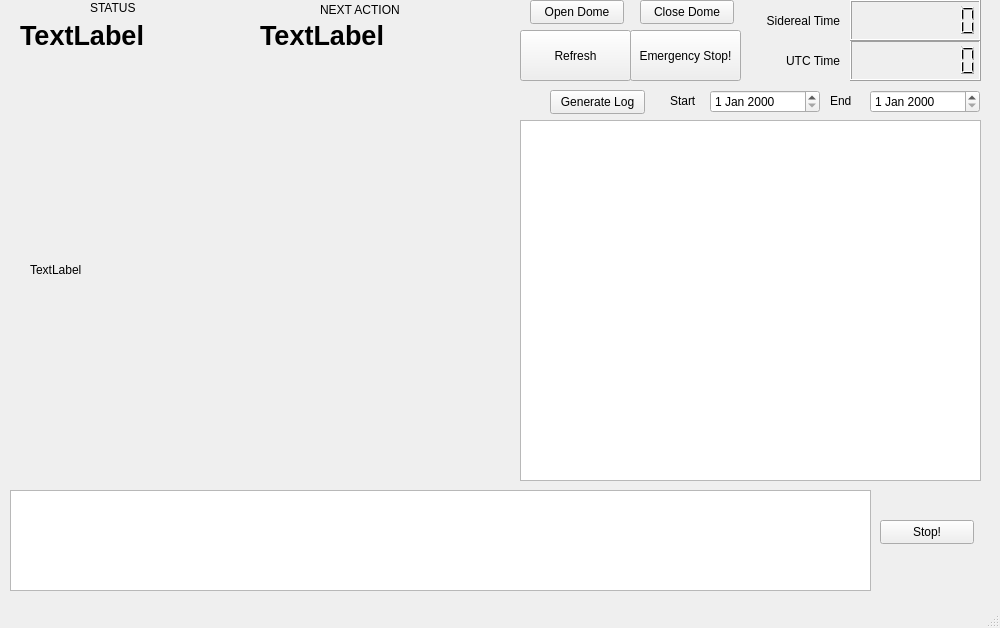
avillalobos/quimal, file src/dome/src/view/graphical/tcs_gui.ui: the form before one commit.
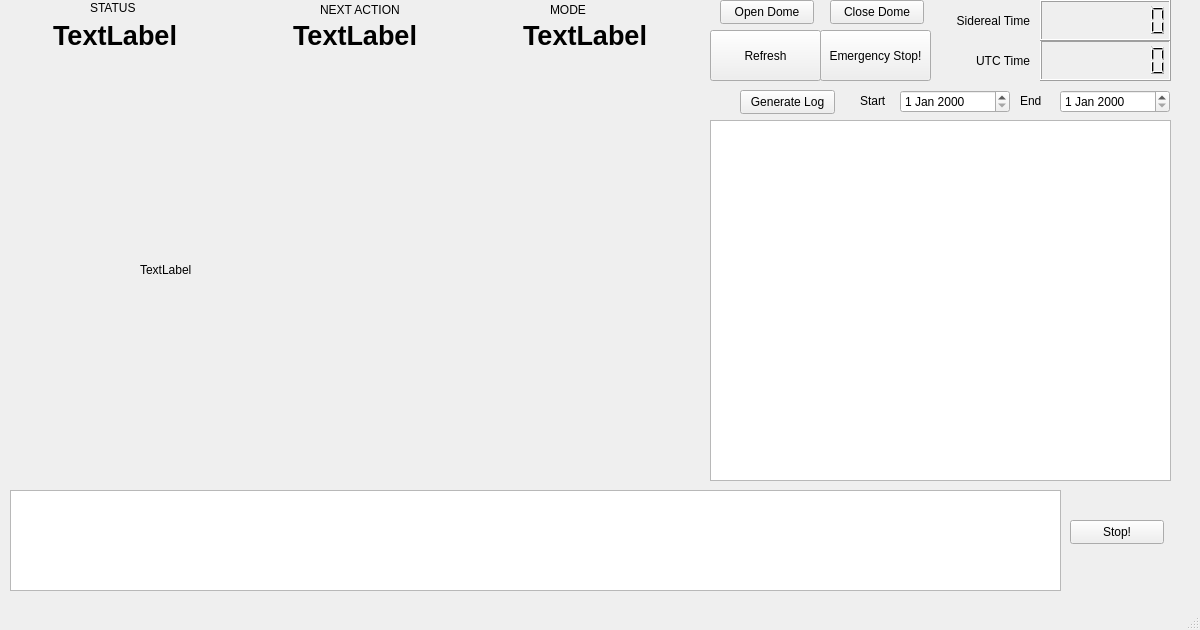
The form after the commit.

Commit message: It were added the new changes for the local remote mode. It were modified also the UI to provide the functionality and all the controller to allow the verification of the mode, if the mode is LOCAL will not be possible execute any task. The PIN for the LocalRemote is the GPIO4 (Board 7) and the Blink for get the status remains as the ping number GPIO18 (Board #12)

Patch:
```diff
--- a/src/dome/src/view/graphical/tcs_gui.ui
+++ b/src/dome/src/view/graphical/tcs_gui.ui
@@ -6,8 +6,8 @@
    <rect>
     <x>0</x>
     <y>0</y>
-    <width>1000</width>
-    <height>628</height>
+    <width>1200</width>
+    <height>630</height>
    </rect>
   </property>
   <property name="windowTitle">
@@ -17,7 +17,7 @@
    <widget class="QPushButton" name="Start_Stop">
     <property name="geometry">
      <rect>
-      <x>880</x>
+      <x>1070</x>
       <y>520</y>
       <width>94</width>
       <height>24</height>
@@ -32,7 +32,7 @@
      <rect>
       <x>10</x>
       <y>490</y>
-      <width>861</width>
+      <width>1051</width>
       <height>101</height>
      </rect>
     </property>
@@ -55,7 +55,7 @@
    <widget class="QPushButton" name="open_dome_btn">
     <property name="geometry">
      <rect>
-      <x>530</x>
+      <x>720</x>
       <y>0</y>
       <width>94</width>
       <height>24</height>
@@ -68,7 +68,7 @@
    <widget class="QPushButton" name="close_dome_btn">
     <property name="geometry">
      <rect>
-      <x>640</x>
+      <x>830</x>
       <y>0</y>
       <width>94</width>
       <height>24</height>
@@ -81,7 +81,7 @@
    <widget class="QPushButton" name="emergency_stop_btn">
     <property name="geometry">
      <rect>
-      <x>630</x>
+      <x>820</x>
       <y>30</y>
       <width>111</width>
       <height>51</height>
@@ -99,7 +99,7 @@
    <widget class="QTableView" name="sensor_display">
     <property name="geometry">
      <rect>
-      <x>520</x>
+      <x>710</x>
       <y>120</y>
       <width>461</width>
       <height>361</height>
@@ -115,7 +115,7 @@
    <widget class="QLabel" name="camera_view">
     <property name="geometry">
      <rect>
-      <x>30</x>
+      <x>140</x>
       <y>70</y>
       <width>400</width>
       <height>400</height>
@@ -128,7 +128,7 @@
    <widget class="QLCDNumber" name="lcd_local_time">
     <property name="geometry">
      <rect>
-      <x>850</x>
+      <x>1040</x>
       <y>40</y>
       <width>131</width>
       <height>41</height>
@@ -147,7 +147,7 @@
    <widget class="QDateEdit" name="dateEdit">
     <property name="geometry">
      <rect>
-      <x>710</x>
+      <x>900</x>
       <y>90</y>
       <width>110</width>
       <height>23</height>
@@ -157,7 +157,7 @@
    <widget class="QDateEdit" name="dateEdit_2">
     <property name="geometry">
      <rect>
-      <x>870</x>
+      <x>1060</x>
       <y>90</y>
       <width>110</width>
       <height>23</height>
@@ -167,7 +167,7 @@
    <widget class="QPushButton" name="btn_generate_log">
     <property name="geometry">
      <rect>
-      <x>550</x>
+      <x>740</x>
       <y>90</y>
       <width>95</width>
       <height>24</height>
@@ -180,7 +180,7 @@
    <widget class="QLabel" name="start_date_label">
     <property name="geometry">
      <rect>
-      <x>670</x>
+      <x>860</x>
       <y>90</y>
       <width>41</width>
       <height>21</height>
@@ -193,7 +193,7 @@
    <widget class="QLabel" name="start_date_label_2">
     <property name="geometry">
      <rect>
-      <x>830</x>
+      <x>1020</x>
       <y>90</y>
       <width>41</width>
       <height>21</height>
@@ -206,7 +206,7 @@
    <widget class="QLCDNumber" name="lcd_sideral_time">
     <property name="geometry">
      <rect>
-      <x>850</x>
+      <x>1040</x>
       <y>0</y>
       <width>131</width>
       <height>41</height>
@@ -225,7 +225,7 @@
    <widget class="QLabel" name="lbl_sideral_time">
     <property name="geometry">
      <rect>
-      <x>749</x>
+      <x>939</x>
       <y>10</y>
       <width>91</width>
       <height>22</height>
@@ -241,7 +241,7 @@
    <widget class="QLabel" name="lbl_local_time">
     <property name="geometry">
      <rect>
-      <x>760</x>
+      <x>950</x>
       <y>50</y>
       <width>80</width>
       <height>22</height>
@@ -273,6 +273,9 @@
     <property name="text">
      <string>TextLabel</string>
     </property>
+    <property name="alignment">
+     <set>Qt::AlignCenter</set>
+    </property>
    </widget>
    <widget class="QLabel" name="lbl_status">
     <property name="geometry">
@@ -293,6 +296,9 @@
     <property name="text">
      <string>TextLabel</string>
     </property>
+    <property name="alignment">
+     <set>Qt::AlignCenter</set>
+    </property>
    </widget>
    <widget class="QLabel" name="lbl_status_title">
     <property name="geometry">
@@ -323,7 +329,7 @@
    <widget class="QPushButton" name="btn_refresh_status">
     <property name="geometry">
      <rect>
-      <x>520</x>
+      <x>710</x>
       <y>30</y>
       <width>111</width>
       <height>51</height>
@@ -338,6 +344,42 @@
      <string>Refresh</string>
     </property>
    </widget>
+   <widget class="QLabel" name="lbl_mode">
+    <property name="geometry">
+     <rect>
+      <x>490</x>
+      <y>20</y>
+      <width>190</width>
+      <height>30</height>
+     </rect>
+    </property>
+    <property name="font">
+     <font>
+      <pointsize>20</pointsize>
+      <weight>75</weight>
+      <bold>true</bold>
+     </font>
+    </property>
+    <property name="text">
+     <string>TextLabel</string>
+    </property>
+    <property name="alignment">
+     <set>Qt::AlignCenter</set>
+    </property>
+   </widget>
+   <widget class="QLabel" name="lbl_mode_title">
+    <property name="geometry">
+     <rect>
+      <x>550</x>
+      <y>0</y>
+      <width>81</width>
+      <height>20</height>
+     </rect>
+    </property>
+    <property name="text">
+     <string>MODE</string>
+    </property>
+   </widget>
   </widget>
   <widget class="QMenuBar" name="menubar">
    <property name="geometry">
```
Left out of the diff: 2 changed lines with no effect on the pictures. The commit also changes 5 other files.
